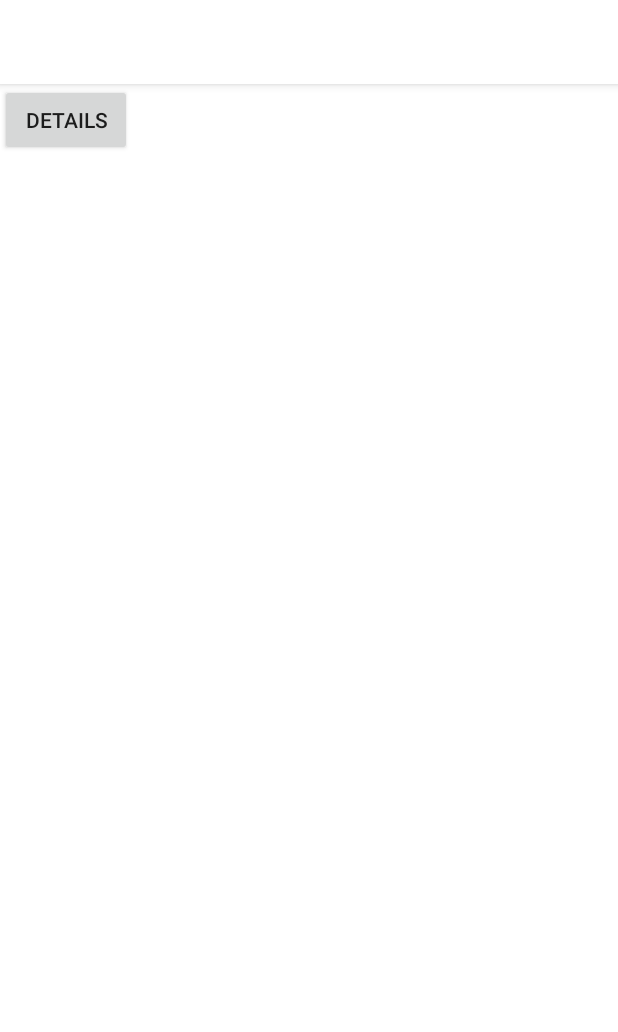
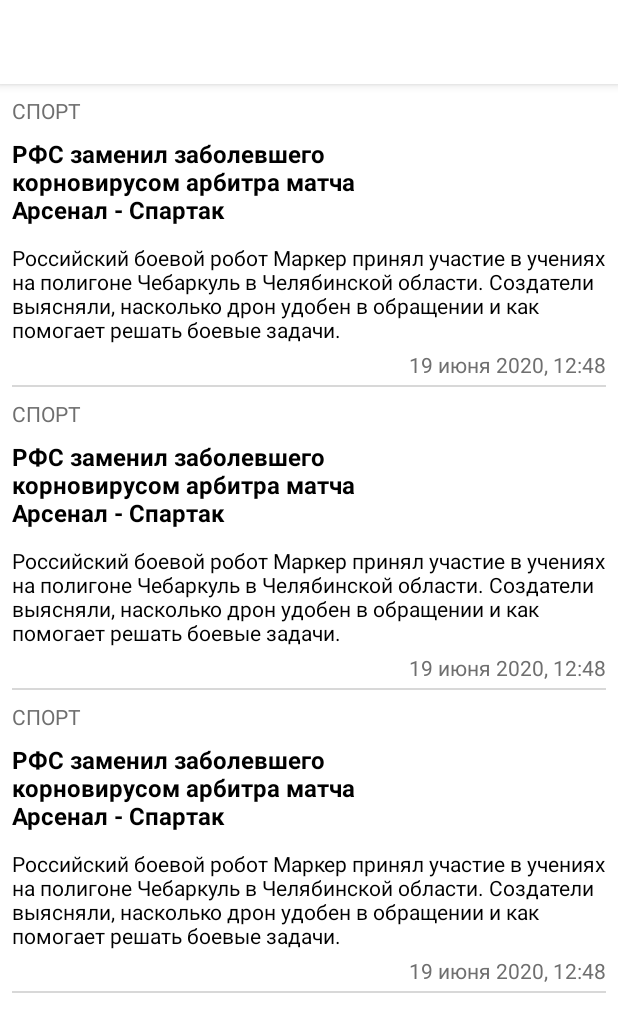
Before and after one commit to eduard1abdulmanov123/News, an Android app: the layout fragment_news.xml on its own in the app's theme, with its tools: preview values and no code run, on a phone screen of 412 x 824 dp. Shown: the top 1032 px of the screen. Run offline under Robolectric (Android 15) with nearby library versions, the phone set to English and light mode, and no system bars; plain views replace RoundedImageView.

Commit message:
Feature(News): Настроил адаптер для списка
-Добавил в элемент данных (New) поле id
-Создал адаптер для элементов списка
-Настроил адаптер для элементов списка

```diff
--- a/app/src/main/java/abdulmanov/eduard/news/domain/models/New.kt
+++ b/app/src/main/java/abdulmanov/eduard/news/domain/models/New.kt
@@ -1,6 +1,7 @@
 package abdulmanov.eduard.news.domain.models
 
 data class New(
+    val id: Long,
     val title: String,
     val link: String,
     val description: String,
--- a/app/src/main/res/layout/fragment_news.xml
+++ b/app/src/main/res/layout/fragment_news.xml
@@ -1,9 +1,10 @@
 <?xml version="1.0" encoding="utf-8"?>
-<LinearLayout
+<androidx.constraintlayout.widget.ConstraintLayout
     xmlns:android="http://schemas.android.com/apk/res/android"
+    xmlns:app="http://schemas.android.com/apk/res-auto"
+    xmlns:tools="http://schemas.android.com/tools"
     android:layout_width="match_parent"
     android:layout_height="match_parent"
-    android:orientation="vertical"
     android:background="@color/background">
 
     <androidx.appcompat.widget.Toolbar
@@ -11,12 +12,52 @@
         style="?attr/toolbarStyle"
         android:layout_width="match_parent"
         android:layout_height="wrap_content"
-        android:elevation="4dp"/>
+        android:elevation="4dp"
+        app:layout_constraintEnd_toEndOf="parent"
+        app:layout_constraintStart_toStartOf="parent"
+        app:layout_constraintTop_toTopOf="parent" />
 
-    <Button
-        android:id="@+id/openDetailsNews"
+    <androidx.swiperefreshlayout.widget.SwipeRefreshLayout
+        android:id="@+id/swipeRefresh"
+        android:layout_width="match_parent"
+        android:layout_height="0dp"
+        android:layout_below="@id/newsToolbar"
+        app:layout_constraintBottom_toBottomOf="parent"
+        app:layout_constraintEnd_toEndOf="parent"
+        app:layout_constraintStart_toStartOf="parent"
+        app:layout_constraintTop_toBottomOf="@+id/newsToolbar">
+
+        <FrameLayout
+            android:layout_width="match_parent"
+            android:layout_height="match_parent">
+
+            <androidx.recyclerview.widget.RecyclerView
+                android:id="@+id/newsRecyclerView"
+                android:layout_width="match_parent"
+                android:layout_height="match_parent"
+                tools:listitem="@layout/item_new"/>
+
+            <include
+                android:id="@+id/errorLayout"
+                layout="@layout/layout_stub_error"
+                android:layout_width="wrap_content"
+                android:layout_height="wrap_content"
+                android:layout_gravity="center"
+                android:visibility="gone"/>
+
+        </FrameLayout>
+
+    </androidx.swiperefreshlayout.widget.SwipeRefreshLayout>
+
+    <include
+        android:id="@+id/loadingLayout"
+        layout="@layout/layout_stub_loading"
         android:layout_width="wrap_content"
         android:layout_height="wrap_content"
-        android:text="details"/>
-
-</LinearLayout>
+        android:layout_below="@id/newsToolbar"
+        app:layout_constraintBottom_toBottomOf="parent"
+        app:layout_constraintEnd_toEndOf="parent"
+        app:layout_constraintStart_toStartOf="parent"
+        app:layout_constraintTop_toBottomOf="@+id/newsToolbar"
+        android:visibility="gone"/>
+</androidx.constraintlayout.widget.ConstraintLayout>
--- a/app/src/main/res/layout/item_new.xml
+++ b/app/src/main/res/layout/item_new.xml
@@ -21,13 +21,13 @@
 
     <com.makeramen.roundedimageview.RoundedImageView
         android:id="@+id/iconImageView"
-        android:layout_width="90dp"
+        android:layout_width="130dp"
         android:layout_height="90dp"
         android:layout_marginEnd="8dp"
+        android:scaleType="fitXY"
         app:layout_constraintEnd_toEndOf="parent"
         app:layout_constraintTop_toTopOf="@+id/categoryTextView"
-        app:riv_corner_radius="6dp"
-        tools:src="@drawable/ic_launcher_background"/>
+        app:riv_corner_radius="6dp" />
 
     <TextView
         android:id="@+id/titleTextView"
@@ -70,6 +70,7 @@
         tools:text="19 июня 2020, 12:48" />
 
     <View
+        android:id="@+id/separator"
         android:layout_width="0dp"
         android:layout_height="1dp"
         android:layout_marginTop="4dp"
@@ -79,4 +80,15 @@
         app:layout_constraintStart_toStartOf="@id/descriptionTextView"
         app:layout_constraintTop_toBottomOf="@id/dateTextView" />
 
+    <View
+        android:id="@+id/clickItemView"
+        android:layout_width="match_parent"
+        android:layout_height="0dp"
+        android:clickable="true"
+        android:focusable="true"
+        android:background="?attr/selectableItemBackground"
+        app:layout_constraintBottom_toBottomOf="parent"
+        app:layout_constraintEnd_toEndOf="parent"
+        app:layout_constraintStart_toStartOf="parent"
+        app:layout_constraintTop_toTopOf="parent"/>
 </androidx.constraintlayout.widget.ConstraintLayout>
--- a/app/src/main/res/values/colors.xml
+++ b/app/src/main/res/values/colors.xml
@@ -14,4 +14,5 @@
 
     <color name="background">#ffffff</color>
     <color name="separate">#99bfbfbf</color>
+    <color name="color_placeholder">#EBEBEB</color>
 </resources>
--- a/app/src/main/res/values/strings.xml
+++ b/app/src/main/res/values/strings.xml
@@ -1,5 +1,9 @@
 <resources>
     <string name="app_name">News</string>
+
+    <!--common-->
+    <string name="network_error">Нет интернет соединения</string>
+    <string name="server_error">Ошибка с сервером, попробуйте позже</string>
 
     <!--News-->
     <string name="news_title">Лента</string>
--- a/build.gradle
+++ b/build.gradle
@@ -22,6 +22,9 @@
     repositories {
         google()
         jcenter()
+        maven {
+            url 'https://jitpack.io'
+        }
     }
 }
 
```
Also changed, not shown: app/build.gradle (+8 -1 lines), app/src/main/java/abdulmanov/eduard/news/dagger/components/AppComponent.kt (+5 -3 lines), app/src/main/java/abdulmanov/eduard/news/data/network/NewsXmlParser.kt (+7 -0 lines), app/src/main/java/abdulmanov/eduard/news/presentation/news/NewsFragment.kt (+46 -3 lines).
